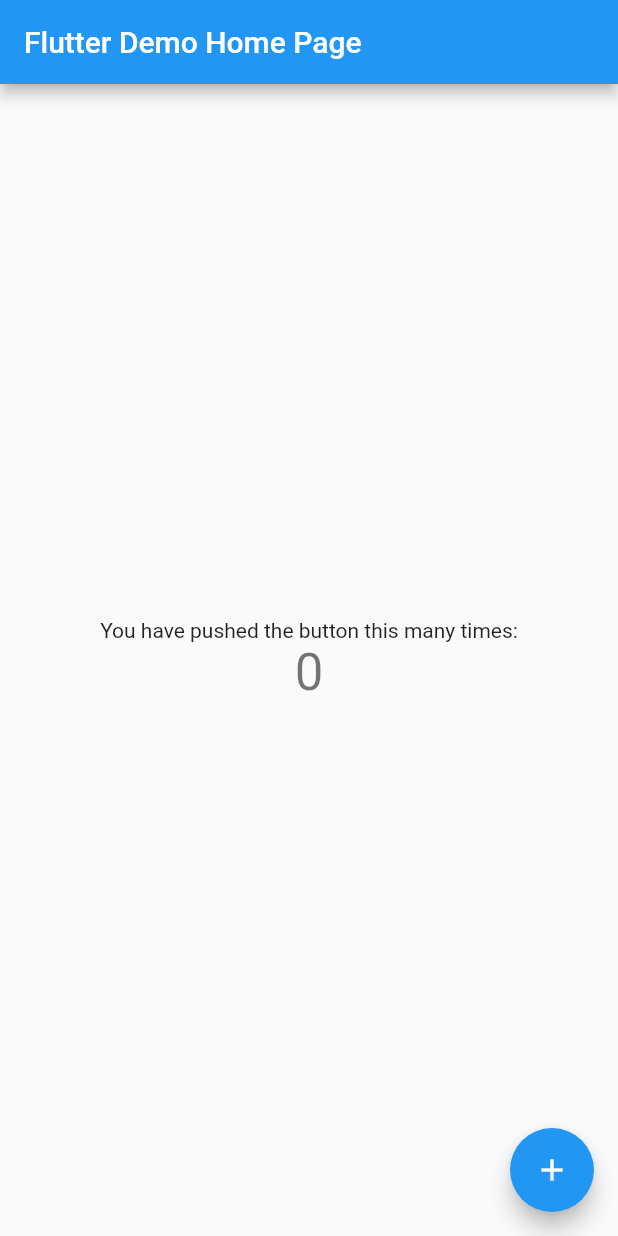
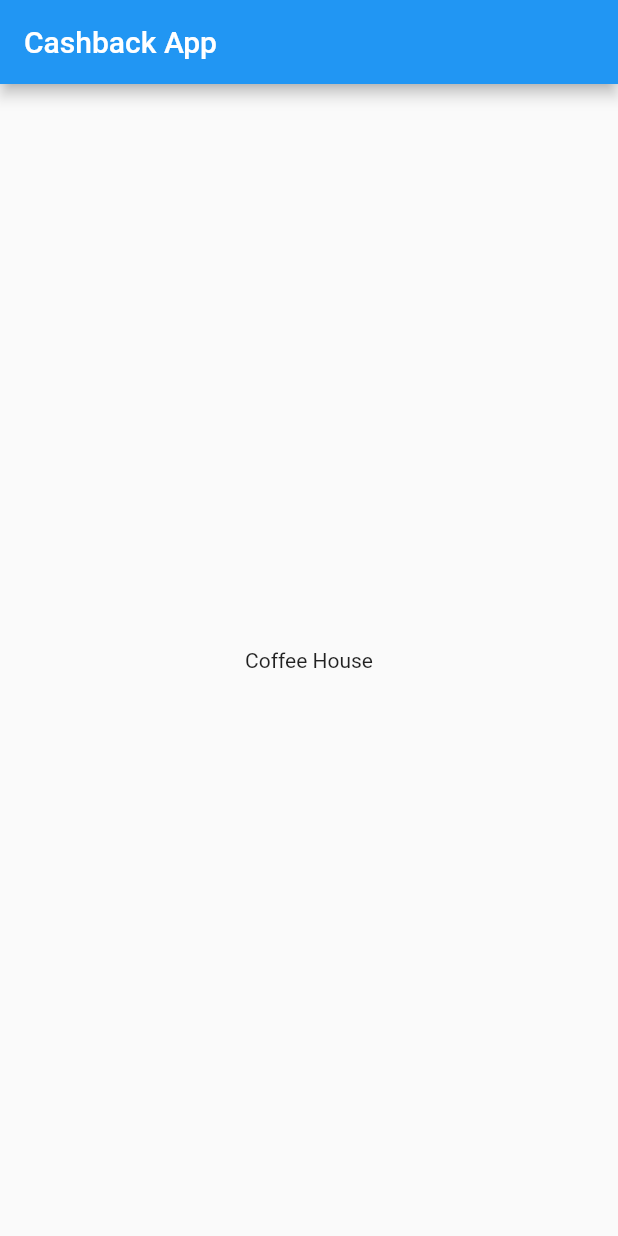
Before and after one commit to 3sss21/-, a Flutter app: the screen it shows after launch, on a phone screen of 412 x 824 dp. Run offline on Flutter 3.47's test engine with Material 2 defaults, Android fonts, the phone set to English and light mode, and no system bars.

Commit message:
Second Commit

```diff
--- a/lib/main.dart
+++ b/lib/main.dart
@@ -13,34 +13,15 @@ class MyApp extends StatelessWidget {
     return MaterialApp(
       title: 'Flutter Demo',
       theme: ThemeData(
-        // This is the theme of your application.
-        //
-        // Try running your application with "flutter run". You'll see the
-        // application has a blue toolbar. Then, without quitting the app, try
-        // changing the primarySwatch below to Colors.green and then invoke
-        // "hot reload" (press "r" in the console where you ran "flutter run",
-        // or simply save your changes to "hot reload" in a Flutter IDE).
-        // Notice that the counter didn't reset back to zero; the application
-        // is not restarted.
         primarySwatch: Colors.blue,
       ),
-      home: const MyHomePage(title: 'Flutter Demo Home Page'),
+      home: const MyHomePage(title: 'Cashback App'),
     );
   }
 }
 
 class MyHomePage extends StatefulWidget {
   const MyHomePage({Key? key, required this.title}) : super(key: key);
-
-  // This widget is the home page of your application. It is stateful, meaning
-  // that it has a State object (defined below) that contains fields that affect
-  // how it looks.
-
-  // This class is the configuration for the state. It holds the values (in this
-  // case the title) provided by the parent (in this case the App widget) and
-  // used by the build method of the State. Fields in a Widget subclass are
-  // always marked "final".
-
   final String title;
 
   @override
@@ -48,68 +29,15 @@ class MyHomePage extends StatefulWidget {
 }
 
 class _MyHomePageState extends State<MyHomePage> {
-  int _counter = 0;
-
-  void _incrementCounter() {
-    setState(() {
-      // This call to setState tells the Flutter framework that something has
-      // changed in this State, which causes it to rerun the build method below
-      // so that the display can reflect the updated values. If we changed
-      // _counter without calling setState(), then the build method would not be
-      // called again, and so nothing would appear to happen.
-      _counter++;
-    });
-  }
-
   @override
   Widget build(BuildContext context) {
-    // This method is rerun every time setState is called, for instance as done
-    // by the _incrementCounter method above.
-    //
-    // The Flutter framework has been optimized to make rerunning build methods
-    // fast, so that you can just rebuild anything that needs updating rather
-    // than having to individually change instances of widgets.
     return Scaffold(
       appBar: AppBar(
-        // Here we take the value from the MyHomePage object that was created by
-        // the App.build method, and use it to set our appbar title.
         title: Text(widget.title),
       ),
-      body: Center(
-        // Center is a layout widget. It takes a single child and positions it
-        // in the middle of the parent.
-        child: Column(
-          // Column is also a layout widget. It takes a list of children and
-          // arranges them vertically. By default, it sizes itself to fit its
-          // children horizontally, and tries to be as tall as its parent.
-          //
-          // Invoke "debug painting" (press "p" in the console, choose the
-          // "Toggle Debug Paint" action from the Flutter Inspector in Android
-          // Studio, or the "Toggle Debug Paint" command in Visual Studio Code)
-          // to see the wireframe for each widget.
-          //
-          // Column has various properties to control how it sizes itself and
-          // how it positions its children. Here we use mainAxisAlignment to
-          // center the children vertically; the main axis here is the vertical
-          // axis because Columns are vertical (the cross axis would be
-          // horizontal).
-          mainAxisAlignment: MainAxisAlignment.center,
-          children: <Widget>[
-            const Text(
-              'You have pushed the button this many times:',
-            ),
-            Text(
-              '$_counter',
-              style: Theme.of(context).textTheme.headline4,
-            ),
-          ],
-        ),
+      body: const Center(
+        child: Text('Coffee House'),
       ),
-      floatingActionButton: FloatingActionButton(
-        onPressed: _incrementCounter,
-        tooltip: 'Increment',
-        child: const Icon(Icons.add),
-      ), // This trailing comma makes auto-formatting nicer for build methods.
     );
   }
 }
```
Also changed, not shown: pubspec.lock, 1 other file.
